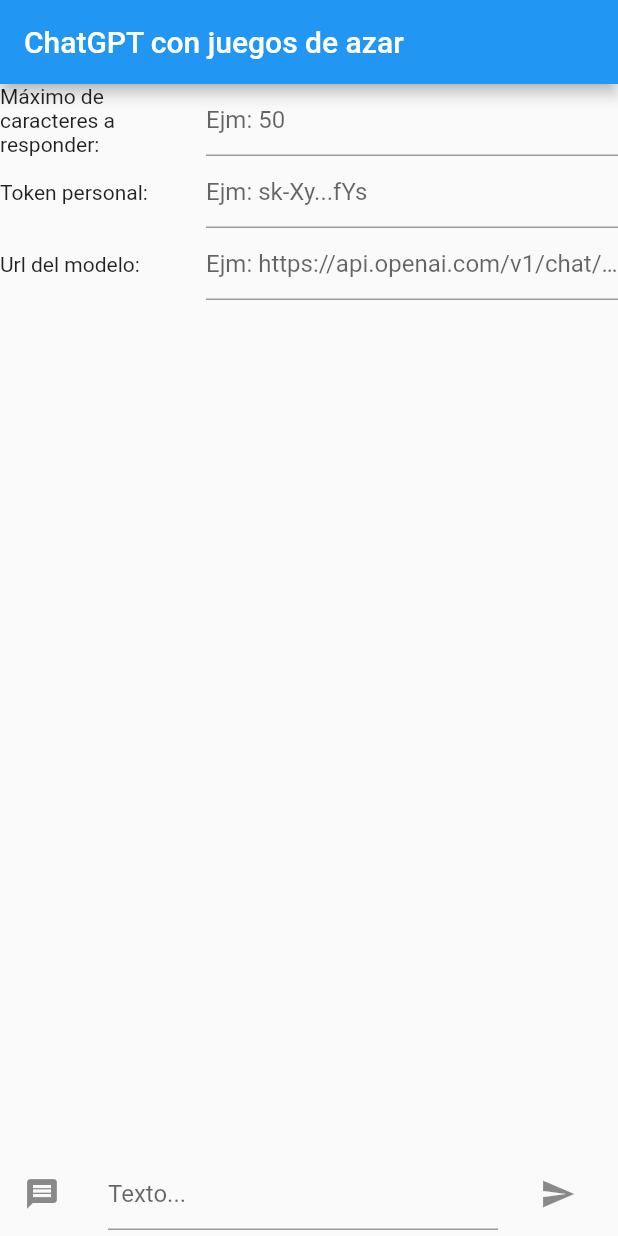
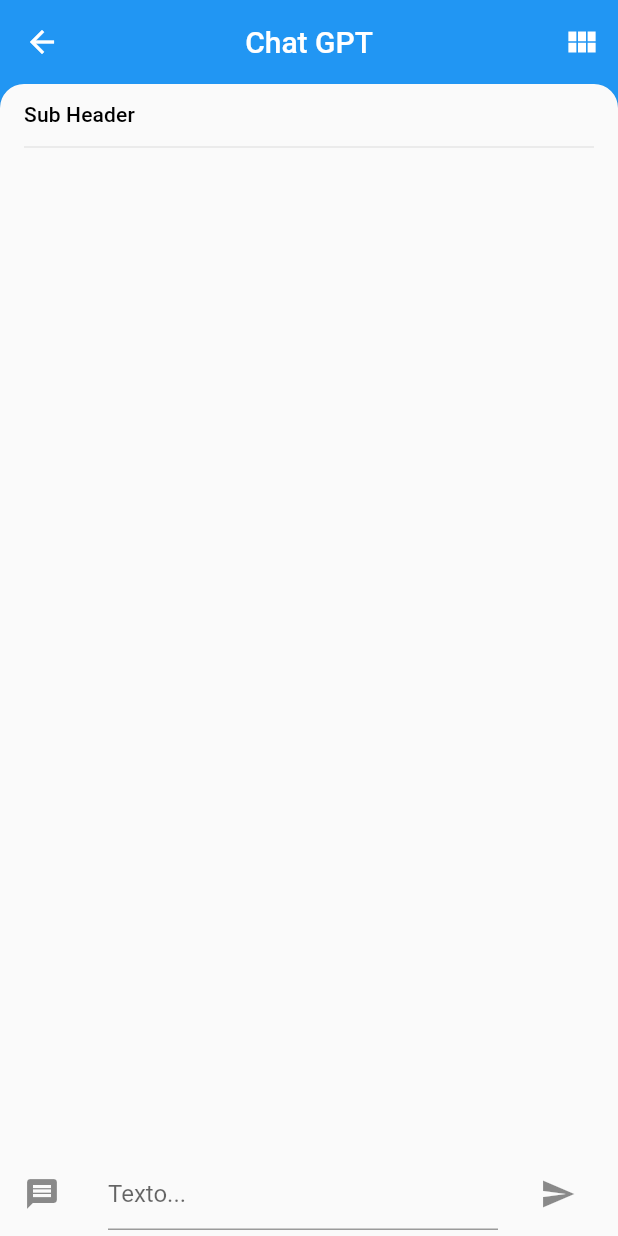
Before and after one commit to Daniel070999/flutter_chat_gpt, a Flutter app: the screen it shows after launch, on a phone screen of 412 x 824 dp. Run offline on Flutter 3.47's test engine with Material 2 defaults, Android fonts, the light colour scheme and no system bars; drawn by our look-alikes of backdrop.

Commit message:
Mejor presentacion del chat

```diff
--- a/lib/main.dart
+++ b/lib/main.dart
@@ -1,5 +1,6 @@
 import 'dart:math';
 
+import 'package:backdrop/backdrop.dart';
 import 'package:flutter/material.dart';
 import 'package:http/http.dart' as http;
 import 'dart:convert';
@@ -32,9 +33,13 @@
   }
 
   Future<String> chatWithGPT(String message, String apiKeyPersonal) async {
-    String apiEnviar = apiKeyPersonal ?? apiKey;
-    print(apiEnviar);
-    final response = await http.post(
+    String apiEnviar = '';
+    if (apiKeyPersonal.isEmpty) {
+      apiEnviar = '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';
+    } else {
+      apiEnviar = apiKeyPersonal;
+    }
+    var response = await http.post(
       Uri.parse('https://api.openai.com/v1/chat/completions'),
       headers: {
         'Content-Type': 'application/json; charset=utf-8',
@@ -58,85 +63,119 @@
   void _handleSubmit(String message, String apiKeyPersonal) async {
     myController.clear();
     setState(() {
-      chatLog += '--YO: $message\n';
+      chatLog += 'Yo: $message\n';
     });
     final response = await chatWithGPT(message, apiKeyPersonal);
     setState(() {
-      chatLog += '--elsape_GPT: $response\n';
+      chatLog += 'Chat GPT: $response\n';
     });
   }
 
   @override
   Widget build(BuildContext context) {
     return MaterialApp(
-      debugShowCheckedModeBanner: false,
-      home: Scaffold(
-        appBar: AppBar(
-          title: Text('ChatGPT con juegos de azar'),
+      home: BackdropScaffold(
+        appBar: BackdropAppBar(
+          title: const Text("Chat GPT"),
+          centerTitle: true,
+          actions: const <Widget>[
+            BackdropToggleButton(
+              icon: AnimatedIcons.list_view,
+            )
+          ],
+          leading: Icon(Icons.arrow_back_sharp),
         ),
-        body: Column(
-          children: <Widget>[
-            Expanded(
-                flex: 1,
-                child: SingleChildScrollView(
+        backLayer: SingleChildScrollView(
           child: Column(
             children: [
               Row(
                 children: [
+                  const Expanded(
+                    child: Text("Token personal: "),
+                  ),
                   Expanded(
-                              child: Text("Máximo de caracteres a responder:")),
-                          Expanded(
-                            flex: 2,
-                            child: TextField(
-                              decoration: InputDecoration(hintText: 'Ejm: 50'),
+                    child: TextFormField(
+                      controller: apiController,
                     ),
+                  ),
+                ],
               )
             ],
           ),
-                      Row(
-                        children: [
-                          Expanded(child: Text("Token personal:")),
+        ),
+        subHeader: const BackdropSubHeader(
+          title: Text("Sub Header"),
+        ),
+        frontLayer: Column(
+          children: <Widget>[
             Expanded(
-                            flex: 2,
-                            child: TextField(
-                              controller: apiController,
-                              decoration:
-                                  InputDecoration(hintText: 'Ejm: sk-Xy...fYs'),
+              child: ListView.builder(
+                physics: const BouncingScrollPhysics(),
+                reverse: false,
+                itemCount: chatLog.split('\n').length,
+                itemBuilder: (BuildContext context, int index) {
+                  final message = chatLog.split('\n')[index];
+                  if (message.isNotEmpty) {
+                    final isUserMessage = message.startsWith('Yo: ');
+                    final text = message.substring(0);
+                    final time = DateTime.now().toString().substring(11, 16);
+                    return Container(
+                      padding: const EdgeInsets.all(8),
+                      child: Row(
+                        crossAxisAlignment: CrossAxisAlignment.end,
+                        mainAxisAlignment: isUserMessage
+                            ? MainAxisAlignment.end
+                            : MainAxisAlignment.start,
+                        children: <Widget>[
+                          if (!isUserMessage)
+                            const CircleAvatar(
+                              backgroundColor: Colors.grey,
+                              child: Icon(Icons.person, color: Colors.white),
                             ),
-                          )
-                        ],
+                          const SizedBox(width: 8),
+                          Expanded(
+                            child: Column(
+                              crossAxisAlignment: isUserMessage
+                                  ? CrossAxisAlignment.end
+                                  : CrossAxisAlignment.start,
+                              children: <Widget>[
+                                Text(
+                                  text,
+                                  style: const TextStyle(fontSize: 16),
                                 ),
-                      Row(
-                        children: [
-                          Expanded(child: Text("Url del modelo:")),
-                          Expanded(
-                            flex: 2,
-                            child: TextField(
-                              decoration: InputDecoration(
-                                  hintText:
-                                      'Ejm: https://api.openai.com/v1/chat/completions'),
+                                const SizedBox(height: 2),
+                                Text(
+                                  time,
+                                  style: const TextStyle(
+                                    fontSize: 12,
+                                    color: Colors.grey,
                                   ),
-                          )
-                        ],
                                 ),
                               ],
                             ),
-                )),
-            Expanded(
-              flex: 3,
-              child: SingleChildScrollView(
-                reverse: true,
-                child: Padding(
-                  padding: EdgeInsets.all(16.0),
-                  child: Text(chatLog),
                           ),
+                          if (isUserMessage)
+                            const CircleAvatar(
+                              backgroundColor: Colors.blue,
+                              child: Icon(
+                                Icons.person,
+                                color: Colors.white,
+                              ),
+                            ),
+                        ],
+                      ),
+                    );
+                  } else {
+                    return const SizedBox.shrink();
+                  }
+                },
               ),
             ),
             ListTile(
-              leading: Icon(Icons.message),
+              leading: const Icon(Icons.message),
               title: TextField(
                 controller: myController,
-                decoration: InputDecoration(
+                decoration: const InputDecoration(
                   hintText: 'Texto...',
                 ),
                 onSubmitted: (value) {
@@ -144,7 +183,7 @@
                 },
               ),
               trailing: IconButton(
-                icon: Icon(Icons.send),
+                icon: const Icon(Icons.send),
                 onPressed: () =>
                     _handleSubmit(myController.text, apiController.text),
               ),
--- a/pubspec.yaml
+++ b/pubspec.yaml
@@ -36,6 +36,7 @@
   # Use with the CupertinoIcons class for iOS style icons.
   cupertino_icons: ^1.0.2
   http: ^0.13.3
+  backdrop: ^0.8.1
 dev_dependencies:
   flutter_test:
     sdk: flutter
```
Also changed, not shown: pubspec.lock, 1 other file. Lines whose indentation alone changed are shown as unchanged.
